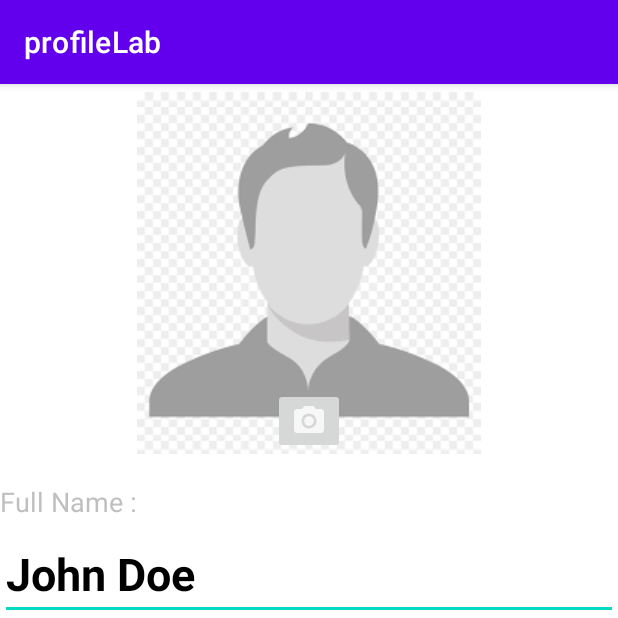
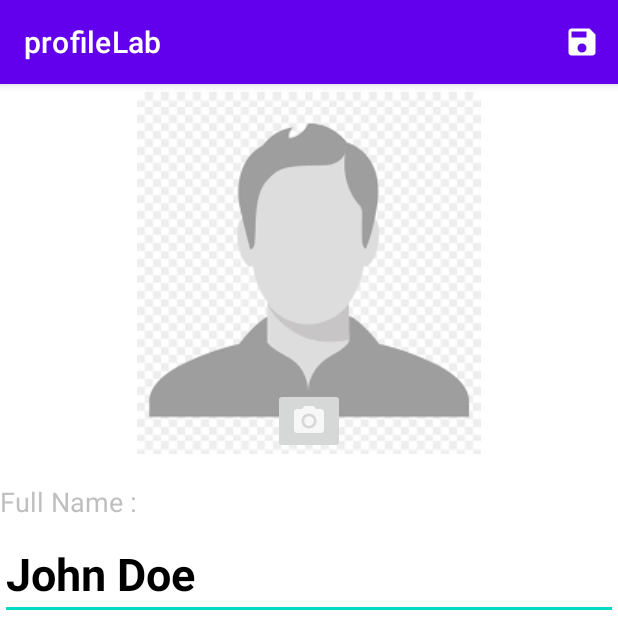
Before and after one commit to A-M-Alizadeh/MAD_G39, an Android app: the EditProfileActivity screen opened directly, with no data from a screen before it, on a phone screen of 412 x 824 dp, the top half of it. Run offline under Robolectric (Android 15) with nearby library versions, the phone set to English and light mode, and no system bars.

Commit message:
fix save, camera permission fix

```diff
--- /dev/null
+++ b/app/src/main/res/drawable/ic_save.xml
@@ -0,0 +1,5 @@
+<vector android:height="24dp" android:tint="#FFFFFF"
+    android:viewportHeight="24" android:viewportWidth="24"
+    android:width="24dp" xmlns:android="http://schemas.android.com/apk/res/android">
+    <path android:fillColor="@android:color/white" android:pathData="M17,3L5,3c-1.11,0 -2,0.9 -2,2v14c0,1.1 0.89,2 2,2h14c1.1,0 2,-0.9 2,-2L21,7l-4,-4zM12,19c-1.66,0 -3,-1.34 -3,-3s1.34,-3 3,-3 3,1.34 3,3 -1.34,3 -3,3zM15,9L5,9L5,5h10v4z"/>
+</vector>
--- /dev/null
+++ b/app/src/main/res/menu/edit_profile_menu.xml
@@ -0,0 +1,9 @@
+<?xml version="1.0" encoding="utf-8"?>
+<menu xmlns:android="http://schemas.android.com/apk/res/android"
+    xmlns:app="http://schemas.android.com/apk/res-auto">
+    <item
+        android:id="@+id/save_button"
+        android:title="@string/save"
+        android:icon="@drawable/ic_save"
+        app:showAsAction="always" />
+</menu>
--- a/app/src/main/res/values/strings.xml
+++ b/app/src/main/res/values/strings.xml
@@ -9,6 +9,7 @@
     <string name="edit_btn">Edit Profile</string>
     <string name="done_btn">Done</string>
     <string name="edit">Edit</string>
+    <string name="save">Save</string>
     <string name="select_gallery">Select an image from the phone gallery</string>
     <string name="select_camera">Use the camera to take a picture</string>
 </resources>
```
Also changed, not shown: app/src/main/java/com/example/profilelab/EditProfileActivity.kt (+32 -9 lines), app/src/main/java/com/example/profilelab/ShowProfileActivity.kt (+6 -1 lines).
